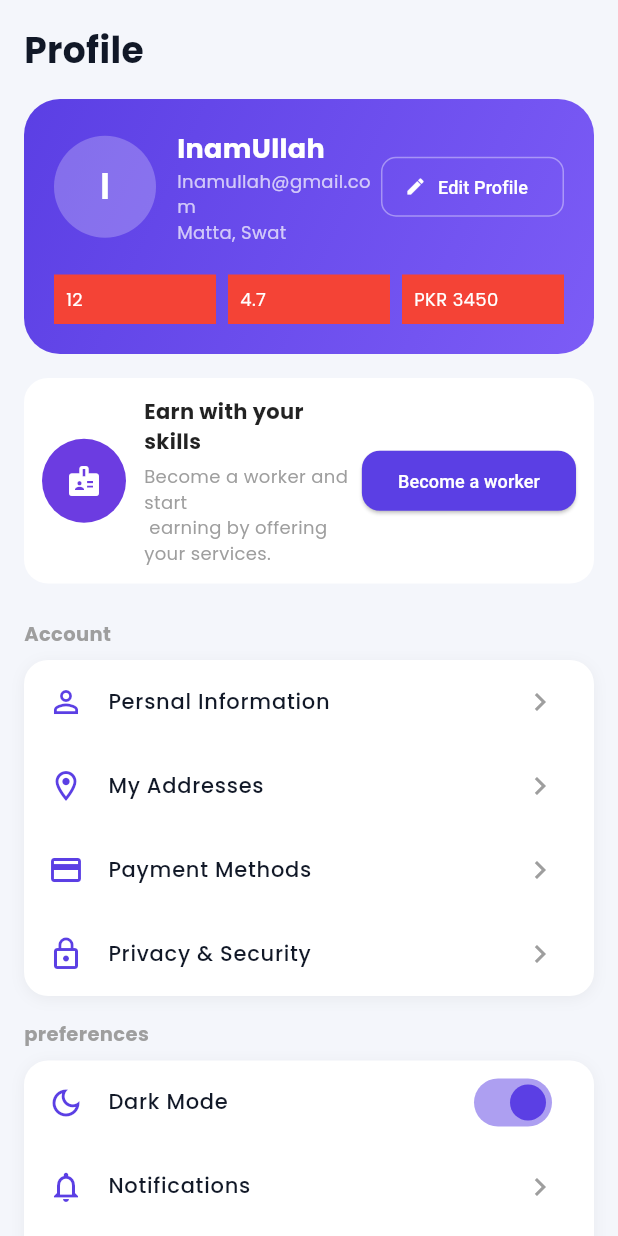
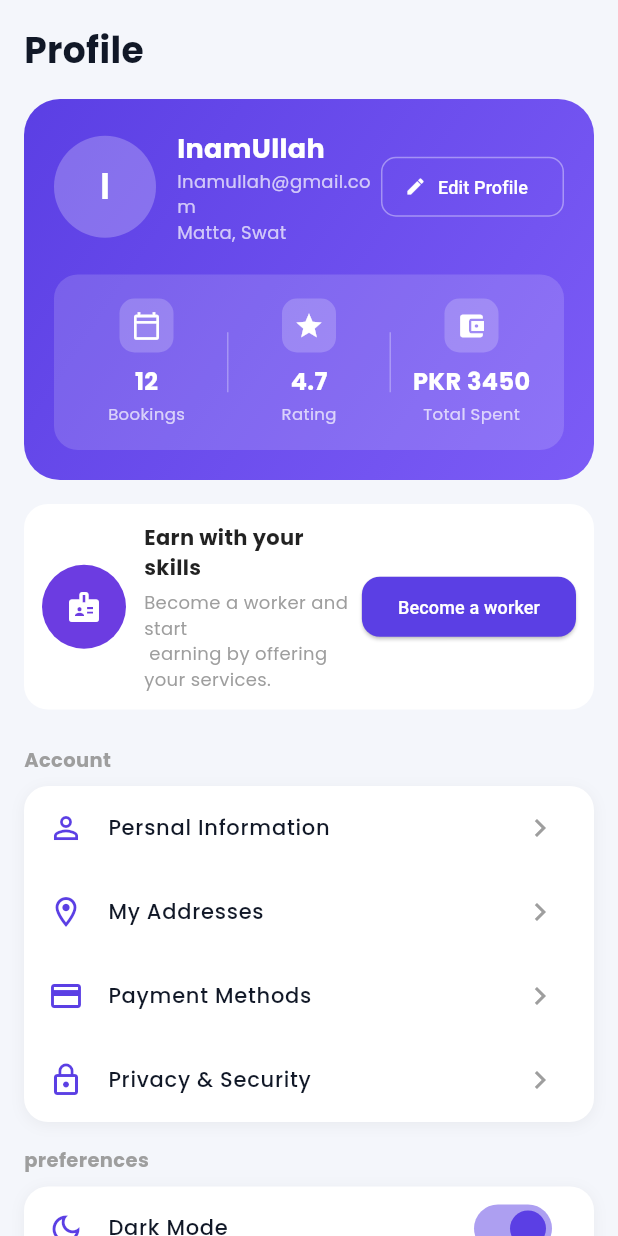
Before and after one commit to MuhammadZahidullah/hire_near_fyp, a Flutter app: the ProfileScreen screen opened directly, on a phone screen of 412 x 824 dp. Run offline on Flutter 3.47's test engine with Material 3 defaults, Android fonts, the phone set to English and light mode, and no system bars; our stand-ins replace google_fonts.

Commit message:
ui improvements

```diff
--- a/lib/features/home/widgets/profile/profil_hero_card.dart
+++ b/lib/features/home/widgets/profile/profil_hero_card.dart
@@ -87,32 +87,40 @@ class ProfilHeroCard extends StatelessWidget {
             ],
           ),
           SizedBox(height: 20),
-          Row(
+          // Stats Row with dividers
+          Container(
+            padding: EdgeInsets.symmetric(vertical: 16, horizontal: 8),
+            decoration: BoxDecoration(
+              color: Colors.white.withValues(alpha: 0.15),
+              borderRadius: BorderRadius.circular(16),
+            ),
+            child: Row(
               children: [
                 Expanded(
                   child: StatBadge(
                     icon: Icons.calendar_today_outlined,
                     value: '${user.bookings}',
-                  label: 'Booking',
+                    label: 'Bookings',
                   ),
                 ),
-              const SizedBox(width: 8),
+                Container(width: 1, height: 40, color: Colors.white30),
                 Expanded(
                   child: StatBadge(
                     icon: Icons.star,
                     value: '${user.rating}',
-                  label: "Rating",
+                    label: 'Rating',
                   ),
                 ),
-              const SizedBox(width: 8),
+                Container(width: 1, height: 40, color: Colors.white30),
                 Expanded(
                   child: StatBadge(
                     icon: Icons.account_balance_wallet,
-                  value: "PKR ${user.totalSpent.toInt()}",
-                  label: "Total Spent",
+                    value: 'PKR ${user.totalSpent.toInt()}',
+                    label: 'Total Spent',
                   ),
                 ),
               ],
+            ),
           ),
         ],
       ),
--- a/lib/features/home/widgets/profile/stat_badge.dart
+++ b/lib/features/home/widgets/profile/stat_badge.dart
@@ -14,10 +14,29 @@ class StatBadge extends StatelessWidget {
 
   @override
   Widget build(BuildContext context) {
-    return Container(
-      color: Colors.red, // ← bright red to confirm change
-      padding: EdgeInsets.all(8),
-      child: Text(value, style: TextStyle(color: Colors.white, fontSize: 12)),
+    return Column(
+      mainAxisAlignment: MainAxisAlignment.center,
+      children: [
+        Container(
+          padding: EdgeInsets.all(8),
+          decoration: BoxDecoration(
+            color: Colors.white.withValues(alpha: 0.2),
+            borderRadius: BorderRadius.circular(10),
+          ),
+          child: Icon(icon, color: Colors.white, size: 20),
+        ),
+        SizedBox(height: 8),
+        Text(
+          value,
+          style: TextStyle(
+            color: Colors.white,
+            fontSize: 16,
+            fontWeight: FontWeight.bold,
+          ),
+        ),
+        SizedBox(height: 2),
+        Text(label, style: TextStyle(color: Colors.white70, fontSize: 11)),
+      ],
     );
   }
 }
```
Lines whose indentation alone changed are shown as unchanged.
